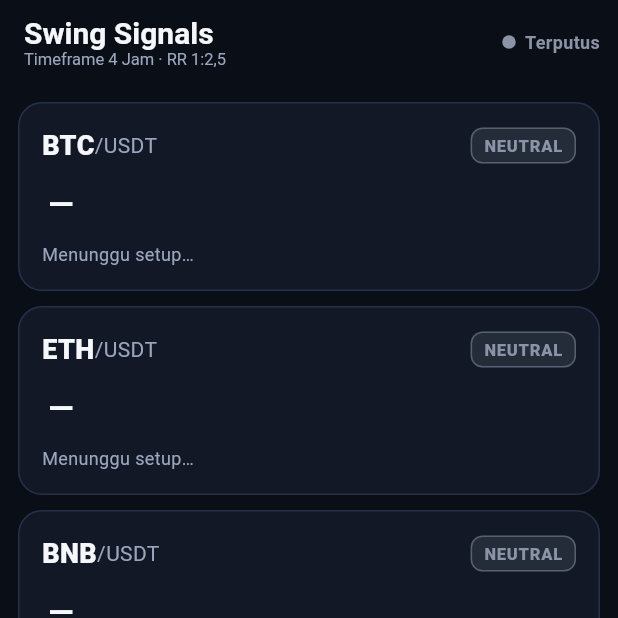
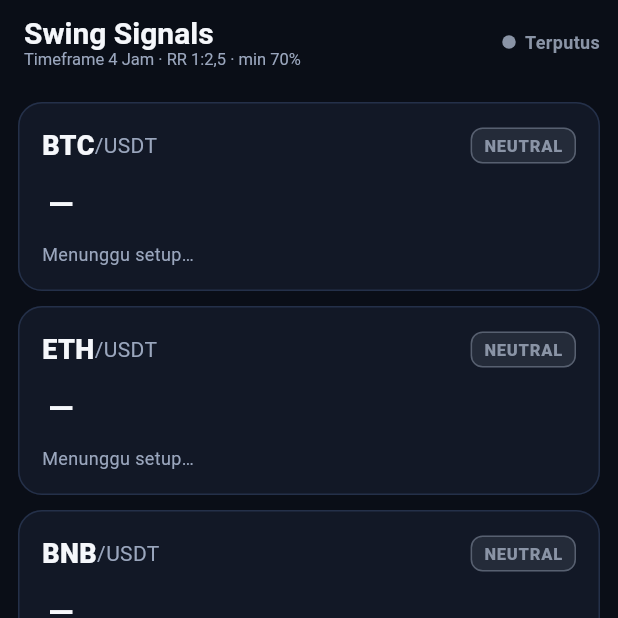
Before and after one commit to yusron24/futures-agent, a Flutter app: the screen it shows after launch, scrolled down 154 dp, on a phone screen of 412 x 824 dp, the top half of it. Run offline on Flutter 3.47's test engine with Material 3 defaults, Android fonts, the phone set to English and light mode, and no system bars; our stand-ins replace audioplayers, flutter_local_notifications, hive, hive_flutter, vibration; missing offline and left inert: flutter_foreground_task, workmanager; accounts and stored records are empty; network calls fail; statements that could not run were skipped.

Commit message:
Filter sinyal aktif: wajib keyakinan >= 70%
Sinyal teragregasi dengan confidence < AppConfig.minSignalConfidence (70)
dikembalikan sebagai NEUTRAL oleh SignalEngine.evaluate, sehingga otomatis
tidak tampil sebagai sinyal aktif di Dashboard, tidak memicu notifikasi, dan
tidak masuk riwayat (semua konsumen bergantung pada Signal.isActionable).
Rincian tiap strategi tetap disertakan untuk halaman Detail. Subtitle Dashboard
menampilkan "min 70%".

Co-Authored-By: Claude Opus 4.8 <noreply@anthropic.com>
Claude-Session: https://claude.ai/code/session_015vm2SWySVFAtEyXYUN4ENH

```diff
--- a/mobile/lib/config/app_config.dart
+++ b/mobile/lib/config/app_config.dart
@@ -87,6 +87,11 @@ class AppConfig {
   /// tidak perlu di-fetch ulang saat refresh bila cache sudah mutakhir.
   static const int minReadyCandles = 290;
 
+  /// Ambang keyakinan minimal (0..100) agar sebuah sinyal dianggap AKTIF.
+  /// Sinyal teragregasi dengan keyakinan di bawah ini dijadikan NEUTRAL
+  /// (tidak tampil, tidak notifikasi, tidak masuk riwayat).
+  static const double minSignalConfidence = 70;
+
   /// Simbol default yang dipantau (fallback saat mode kustom / sebelum daftar
   /// top-volume berhasil diambil). Catatan: MATIC sudah di-rename menjadi POL di
   /// Binance, sehingga dipakai POLUSDT.
--- a/mobile/lib/ui/dashboard/dashboard_page.dart
+++ b/mobile/lib/ui/dashboard/dashboard_page.dart
@@ -27,7 +27,7 @@ class DashboardPage extends StatelessWidget {
           mainAxisSize: MainAxisSize.min,
           children: [
             const Text('Swing Signals'),
-            Text('Timeframe ${AppConfig.intervalLabel(app.settings.interval)} · RR 1:2,5',
+            Text('Timeframe ${AppConfig.intervalLabel(app.settings.interval)} · RR 1:2,5 · min ${AppConfig.minSignalConfidence.toStringAsFixed(0)}%',
                 style: const TextStyle(
                     fontSize: 11,
                     fontWeight: FontWeight.w400,
```
Also changed, not shown: mobile/lib/signals/signal_engine.dart (+16 -0 lines).
